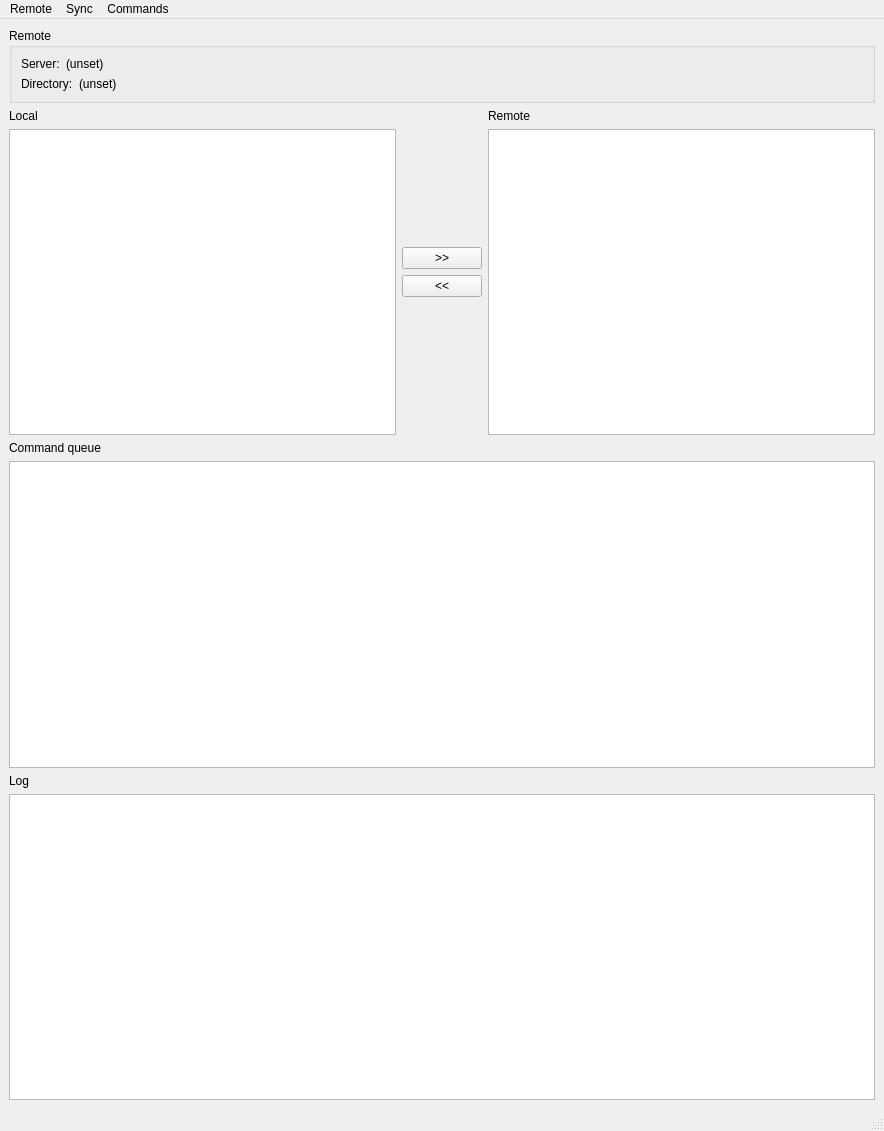
First picture: the form in src/extensions/openfoam/isutils/isofExecutionManager/mainwindow.ui, repository hkroeger/insightcae, before the edit.
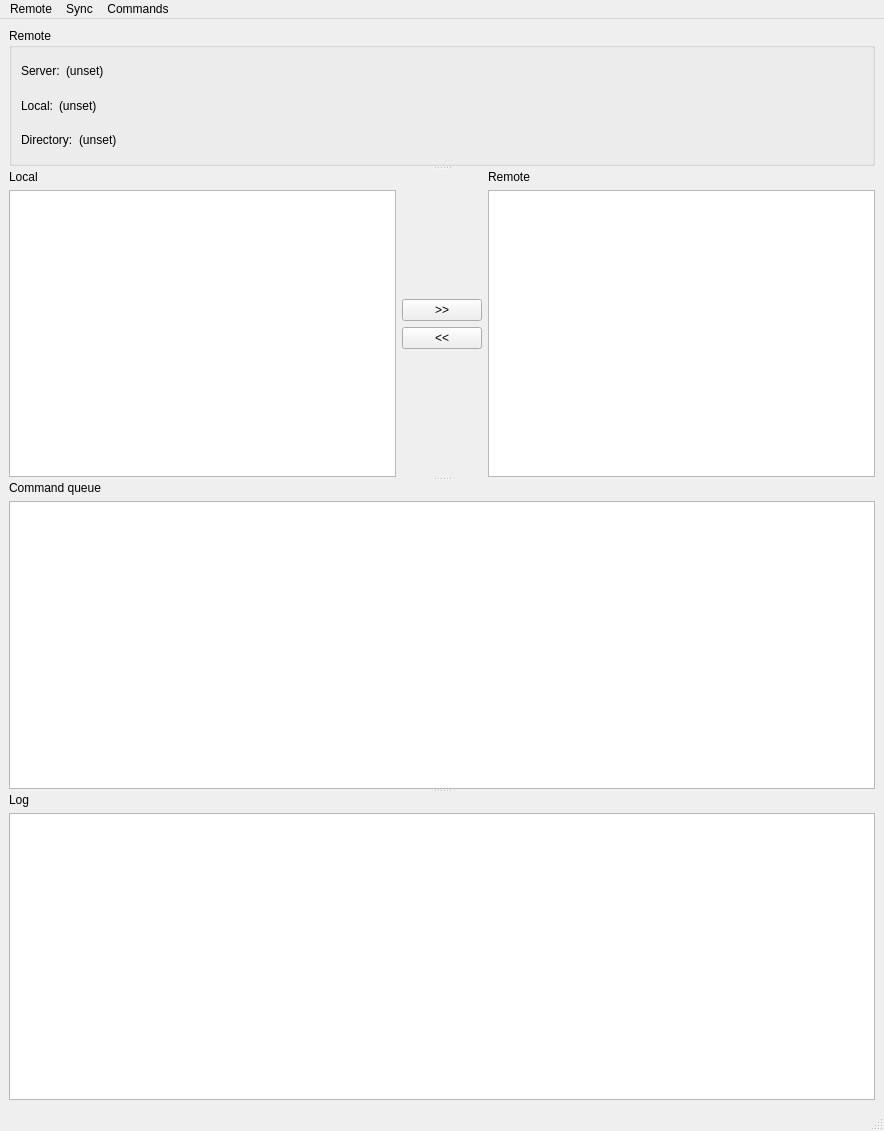
Second picture: the form after the edit.

```diff
--- a/src/extensions/openfoam/isutils/isofExecutionManager/mainwindow.ui
+++ b/src/extensions/openfoam/isutils/isofExecutionManager/mainwindow.ui
@@ -16,7 +16,17 @@
   <widget class="QWidget" name="centralwidget">
    <layout class="QVBoxLayout" name="verticalLayout_7">
     <item>
+     <widget class="QSplitter" name="v_splitter">
+      <property name="orientation">
+       <enum>Qt::Vertical</enum>
+      </property>
      <widget class="QGroupBox" name="groupBox">
+       <property name="sizePolicy">
+        <sizepolicy hsizetype="Preferred" vsizetype="Fixed">
+         <horstretch>0</horstretch>
+         <verstretch>0</verstretch>
+        </sizepolicy>
+       </property>
       <property name="title">
        <string>Remote</string>
       </property>
@@ -51,6 +61,36 @@
          </item>
         </layout>
        </item>
+        <item>
+         <layout class="QHBoxLayout" name="horizontalLayout_4">
+          <item>
+           <widget class="QLabel" name="label_8">
+            <property name="sizePolicy">
+             <sizepolicy hsizetype="Minimum" vsizetype="Preferred">
+              <horstretch>0</horstretch>
+              <verstretch>0</verstretch>
+             </sizepolicy>
+            </property>
+            <property name="text">
+             <string>Local:</string>
+            </property>
+           </widget>
+          </item>
+          <item>
+           <widget class="QLabel" name="localDir">
+            <property name="sizePolicy">
+             <sizepolicy hsizetype="Expanding" vsizetype="Preferred">
+              <horstretch>0</horstretch>
+              <verstretch>0</verstretch>
+             </sizepolicy>
+            </property>
+            <property name="text">
+             <string>(unset)</string>
+            </property>
+           </widget>
+          </item>
+         </layout>
+        </item>
        <item>
         <layout class="QHBoxLayout" name="horizontalLayout_2">
          <item>
@@ -83,20 +123,32 @@
        </item>
       </layout>
      </widget>
-    </item>
-    <item>
+      <widget class="QWidget" name="layoutWidget">
      <layout class="QHBoxLayout" name="horizontalLayout_3">
       <item>
        <layout class="QVBoxLayout" name="verticalLayout_2">
         <item>
          <widget class="QLabel" name="label_3">
+            <property name="sizePolicy">
+             <sizepolicy hsizetype="Preferred" vsizetype="Fixed">
+              <horstretch>0</horstretch>
+              <verstretch>0</verstretch>
+             </sizepolicy>
+            </property>
           <property name="text">
            <string>Local</string>
           </property>
          </widget>
         </item>
         <item>
-         <widget class="QTreeView" name="local_files"/>
+           <widget class="QTreeView" name="local_files">
+            <property name="sizePolicy">
+             <sizepolicy hsizetype="Expanding" vsizetype="Preferred">
+              <horstretch>0</horstretch>
+              <verstretch>0</verstretch>
+             </sizepolicy>
+            </property>
+           </widget>
         </item>
        </layout>
       </item>
@@ -107,6 +159,9 @@
           <property name="orientation">
            <enum>Qt::Vertical</enum>
           </property>
+            <property name="sizeType">
+             <enum>QSizePolicy::MinimumExpanding</enum>
+            </property>
           <property name="sizeHint" stdset="0">
            <size>
             <width>20</width>
@@ -134,6 +189,9 @@
           <property name="orientation">
            <enum>Qt::Vertical</enum>
           </property>
+            <property name="sizeType">
+             <enum>QSizePolicy::MinimumExpanding</enum>
+            </property>
           <property name="sizeHint" stdset="0">
            <size>
             <width>20</width>
@@ -148,45 +206,86 @@
        <layout class="QVBoxLayout" name="verticalLayout_3">
         <item>
          <widget class="QLabel" name="label_4">
+            <property name="sizePolicy">
+             <sizepolicy hsizetype="Preferred" vsizetype="Fixed">
+              <horstretch>0</horstretch>
+              <verstretch>0</verstretch>
+             </sizepolicy>
+            </property>
           <property name="text">
            <string>Remote</string>
           </property>
          </widget>
         </item>
         <item>
-         <widget class="QTreeView" name="remote_files"/>
+           <widget class="QTreeView" name="remote_files">
+            <property name="sizePolicy">
+             <sizepolicy hsizetype="Expanding" vsizetype="Preferred">
+              <horstretch>0</horstretch>
+              <verstretch>0</verstretch>
+             </sizepolicy>
+            </property>
+           </widget>
         </item>
        </layout>
       </item>
      </layout>
-    </item>
-    <item>
+      </widget>
+      <widget class="QWidget" name="layoutWidget">
      <layout class="QVBoxLayout" name="verticalLayout_5">
       <item>
        <widget class="QLabel" name="label_5">
+          <property name="sizePolicy">
+           <sizepolicy hsizetype="Preferred" vsizetype="Fixed">
+            <horstretch>0</horstretch>
+            <verstretch>0</verstretch>
+           </sizepolicy>
+          </property>
         <property name="text">
          <string>Command queue</string>
         </property>
        </widget>
       </item>
       <item>
-       <widget class="QTableView" name="commands"/>
-      </item>
-     </layout>
-    </item>
-    <item>
+         <widget class="QTableView" name="commands">
+          <property name="sizePolicy">
+           <sizepolicy hsizetype="Expanding" vsizetype="Preferred">
+            <horstretch>0</horstretch>
+            <verstretch>0</verstretch>
+           </sizepolicy>
+          </property>
+         </widget>
+        </item>
+       </layout>
+      </widget>
+      <widget class="QWidget" name="layoutWidget">
      <layout class="QVBoxLayout" name="verticalLayout_6">
       <item>
        <widget class="QLabel" name="label_6">
+          <property name="sizePolicy">
+           <sizepolicy hsizetype="Preferred" vsizetype="Fixed">
+            <horstretch>0</horstretch>
+            <verstretch>0</verstretch>
+           </sizepolicy>
+          </property>
         <property name="text">
          <string>Log</string>
         </property>
        </widget>
       </item>
       <item>
-       <widget class="QPlainTextEdit" name="log"/>
-      </item>
-     </layout>
+         <widget class="QPlainTextEdit" name="log">
+          <property name="sizePolicy">
+           <sizepolicy hsizetype="Expanding" vsizetype="Preferred">
+            <horstretch>0</horstretch>
+            <verstretch>0</verstretch>
+           </sizepolicy>
+          </property>
+         </widget>
+        </item>
+       </layout>
+      </widget>
+     </widget>
     </item>
    </layout>
   </widget>
```
Left out of the diff: 21 changed lines with no effect on the pictures. Lines whose indentation alone changed are shown as unchanged.
